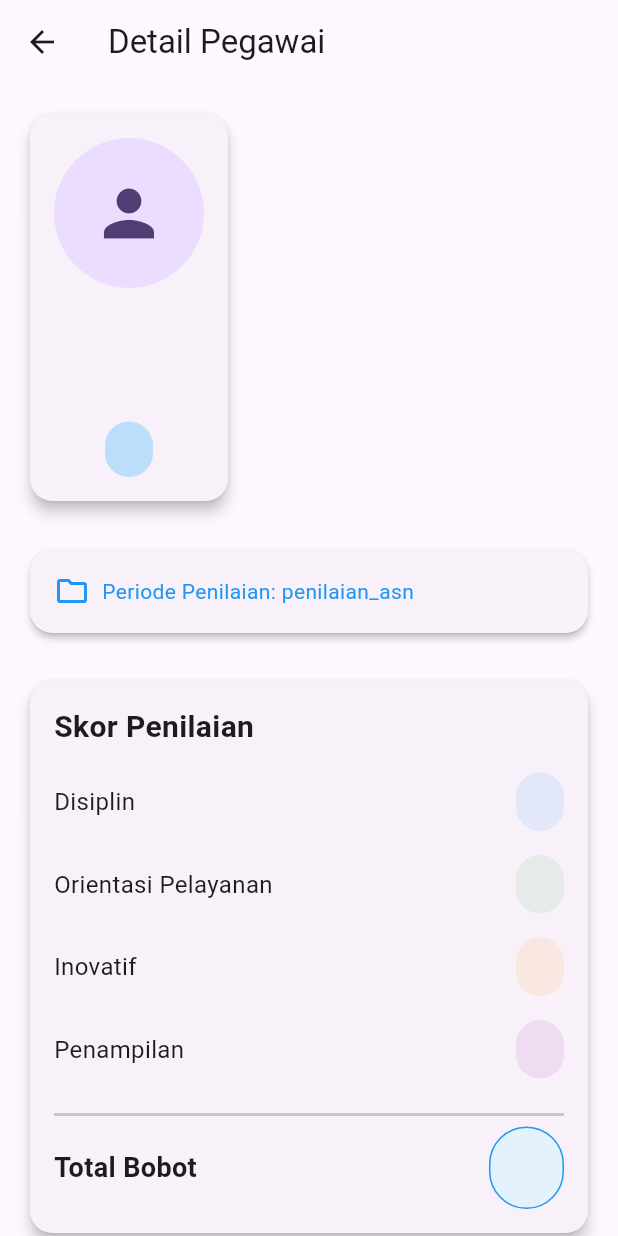
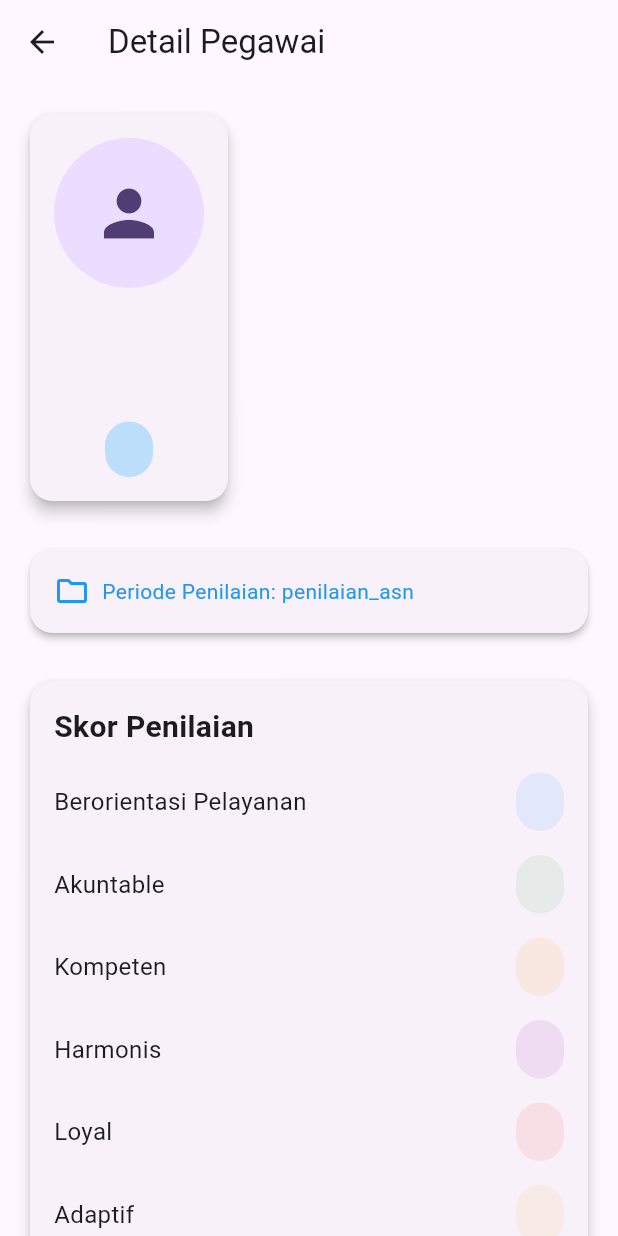
Before and after one commit to louis-sxcv45/BOPEN-Application, a Flutter app: the AsnDetailPage screen opened directly with empty values, on a phone screen of 412 x 824 dp. Run offline on Flutter 3.47's test engine with Material 3 defaults, Android fonts, the phone set to English and light mode, and no system bars; our stand-ins replace cloud_firestore, connectivity_plus, dropdown_textfield, firebase_core, google_fonts; accounts and stored records are empty.

Commit message:
change bobot nilai

```diff
--- a/lib/src/common_widgets/voting_text_filed.dart
+++ b/lib/src/common_widgets/voting_text_filed.dart
@@ -20,7 +20,7 @@ class VotingTextField extends StatelessWidget {
           textAlign: TextAlign.start,
           style: TextStyle(
             fontFamily: FontFamilyManager.latoFont,
-            fontSize: FontSizeManager.f24,
+            fontSize: FontSizeManager.f16,
             fontWeight: FontWeight.bold
           ),
         ),
@@ -45,7 +45,7 @@ class VotingTextField extends StatelessWidget {
             )
           ),
           style: TextStyle(
-            fontSize: FontSizeManager.f16,
+            fontSize: FontSizeManager.f12,
           ),
         ),
 
--- a/lib/src/features/detail_page/asn_detail_page.dart
+++ b/lib/src/features/detail_page/asn_detail_page.dart
@@ -164,24 +164,39 @@ class _AsnDetailPageState extends State<AsnDetailPage> {
                           ),
                           const SizedBox(height: 16),
                           _buildScoreItem(
-                            'Disiplin',
-                            data['disiplin']?.toString() ?? '0',
+                            'Berorientasi Pelayanan',
+                            data['berorientasi_pelayanan']?.toString() ?? '0',
                             Colors.blue,
                           ),
                           _buildScoreItem(
-                            'Orientasi Pelayanan',
-                            data['orientasi_pelayanan']?.toString() ?? '0',
+                            'Akuntable',
+                            data['akuntable']?.toString() ?? '0',
                             Colors.green,
                           ),
                           _buildScoreItem(
-                            'Inovatif',
-                            data['inovatif']?.toString() ?? '0',
+                            'Kompeten',
+                            data['kompeten']?.toString() ?? '0',
                             Colors.orange,
                           ),
                           _buildScoreItem(
-                            'Penampilan',
-                            data['penampilan']?.toString() ?? '0',
+                            'Harmonis',
+                            data['harmonis']?.toString() ?? '0',
                             Colors.purple,
+                          ),
+                          _buildScoreItem(
+                            'Loyal',
+                            data['loyal']?.toString() ?? '0',
+                            Colors.red,
+                          ),
+                          _buildScoreItem(
+                            'Adaptif',
+                            data['adaptif']?.toString() ?? '0',
+                            Colors.yellow.shade800,
+                          ),
+                          _buildScoreItem(
+                            'Kolaboratif',
+                            data['kolaboratif']?.toString() ?? '0',
+                            Colors.brown,
                           ),
                           const Divider(thickness: 2),
                           _buildTotalScore(
--- a/lib/src/features/voting_page/voting_asn/voting_asn.dart
+++ b/lib/src/features/voting_page/voting_asn/voting_asn.dart
@@ -16,10 +16,13 @@ class VotingDataASN extends StatefulWidget {
 class _VotingDataASNState extends State<VotingDataASN> {
   final SingleValueDropDownController namaKaryawanController =
       SingleValueDropDownController();
-  final TextEditingController disiplinFieldController = TextEditingController();
-  final TextEditingController orientasiFieldController = TextEditingController();
-  final TextEditingController inovatifFieldController = TextEditingController();
-  final TextEditingController penampilanFieldController = TextEditingController();
+  final TextEditingController oritentasiPelayananFieldController = TextEditingController();
+  final TextEditingController akuntableFieldController = TextEditingController();
+  final TextEditingController kompetenFieldController = TextEditingController();
+  final TextEditingController harmonisFieldController = TextEditingController();
+  final TextEditingController loyalFieldController = TextEditingController();
+  final TextEditingController adaptifFieldController = TextEditingController();
+  final TextEditingController kolaboratifFieldController = TextEditingController();
 
   final AsnCollectionManager _collectionManager = AsnCollectionManager();
 
@@ -40,20 +43,26 @@ class _VotingDataASNState extends State<VotingDataASN> {
     _loadPegawaiData();
 
     // Add listeners for bobot calculation
-    disiplinFieldController.addListener(_hitungTotalBobot);
-    orientasiFieldController.addListener(_hitungTotalBobot);
-    inovatifFieldController.addListener(_hitungTotalBobot);
-    penampilanFieldController.addListener(_hitungTotalBobot);
+    oritentasiPelayananFieldController.addListener(_hitungTotalBobot);
+    akuntableFieldController.addListener(_hitungTotalBobot);
+    kompetenFieldController.addListener(_hitungTotalBobot);
+    harmonisFieldController.addListener(_hitungTotalBobot);
+    loyalFieldController.addListener(_hitungTotalBobot);
+    adaptifFieldController.addListener(_hitungTotalBobot);
+    kolaboratifFieldController.addListener(_hitungTotalBobot);
   }
 
   void _hitungTotalBobot() {
     setState(() {
-      int disiplin = int.tryParse(disiplinFieldController.text) ?? 0;
-      int orientasi = int.tryParse(orientasiFieldController.text) ?? 0;
-      int inovatif = int.tryParse(inovatifFieldController.text) ?? 0;
-      int penampilan = int.tryParse(penampilanFieldController.text) ?? 0;
+      int berorientasi_pelayanan = int.tryParse(oritentasiPelayananFieldController.text) ?? 0;
+      int akuntable = int.tryParse(akuntableFieldController.text) ?? 0;
+      int kompeten = int.tryParse(kompetenFieldController.text) ?? 0;
+      int harmonis = int.tryParse(harmonisFieldController.text) ?? 0;
+      int loyal = int.tryParse(loyalFieldController.text) ?? 0;
+      int adaptif = int.tryParse(adaptifFieldController.text) ?? 0;
+      int kolaboratif = int.tryParse(kolaboratifFieldController.text) ?? 0;
 
-      totalBobot = (disiplin + orientasi + inovatif + penampilan) ~/ 4;
+      totalBobot = (berorientasi_pelayanan + akuntable + kompeten + harmonis + loyal + adaptif + kolaboratif) ~/ 7;
     });
   }
 
@@ -112,10 +121,13 @@ class _VotingDataASNState extends State<VotingDataASN> {
       if (existingDocs.docs.isNotEmpty) {
         // Update existing document
         await collectionRef.doc(existingDocs.docs.first.id).update({
-          'disiplin': int.tryParse(disiplinFieldController.text) ?? 0,
-          'orientasi_pelayanan': int.tryParse(orientasiFieldController.text) ?? 0,
-          'inovatif': int.tryParse(inovatifFieldController.text) ?? 0,
-          'penampilan': int.tryParse(penampilanFieldController.text) ?? 0,
+          'berorientasi_pelayanan': int.tryParse(oritentasiPelayananFieldController.text) ?? 0,
+          'akuntable': int.tryParse(akuntableFieldController.text) ?? 0,
+          'kompeten': int.tryParse(kompetenFieldController.text) ?? 0,
+          'harmonis': int.tryParse(harmonisFieldController.text) ?? 0,
+          'loyal': int.tryParse(loyalFieldController.text) ?? 0,
+          'adaptif': int.tryParse(adaptifFieldController.text) ?? 0,
+          'kolaboratif': int.tryParse(kolaboratifFieldController.text) ?? 0,
           'bobot': totalBobot,
           'timestamp': FieldValue.serverTimestamp(),
         });
@@ -125,10 +137,13 @@ class _VotingDataASNState extends State<VotingDataASN> {
           'nama': nama,
           'nip': nip,
           'jabatan': jabatan,
-          'disiplin': int.tryParse(disiplinFieldController.text) ?? 0,
-          'orientasi_pelayanan': int.tryParse(orientasiFieldController.text) ?? 0,
-          'inovatif': int.tryParse(inovatifFieldController.text) ?? 0,
-          'penampilan': int.tryParse(penampilanFieldController.text) ?? 0,
+          'berorientasi_pelayanan': int.tryParse(oritentasiPelayananFieldController.text) ?? 0,
+          'akuntable': int.tryParse(akuntableFieldController.text) ?? 0,
+          'kompeten': int.tryParse(kompetenFieldController.text) ?? 0,
+          'harmonis': int.tryParse(harmonisFieldController.text) ?? 0,
+          'loyal': int.tryParse(loyalFieldController.text) ?? 0,
+          'adaptif': int.tryParse(adaptifFieldController.text) ?? 0,
+          'kolaboratif': int.tryParse(adaptifFieldController.text) ?? 0,
           'bobot': totalBobot,
           'timestamp': FieldValue.serverTimestamp(),
         });
@@ -173,10 +188,13 @@ class _VotingDataASNState extends State<VotingDataASN> {
       nip = '';
       jabatan = '';
       totalBobot = 0;
-      disiplinFieldController.clear();
-      orientasiFieldController.clear();
-      inovatifFieldController.clear();
-      penampilanFieldController.clear();
+      oritentasiPelayananFieldController.clear();
+      akuntableFieldController.clear();
+      kompetenFieldController.clear();
+      harmonisFieldController.clear();
+      loyalFieldController.clear();
+      adaptifFieldController.clear();
+      kolaboratifFieldController.clear();
       namaKaryawanController.clearDropDown();
     });
   }
@@ -184,10 +202,13 @@ class _VotingDataASNState extends State<VotingDataASN> {
   @override
   void dispose() {
     namaKaryawanController.dispose();
-    disiplinFieldController.dispose();
-    orientasiFieldController.dispose();
-    inovatifFieldController.dispose();
-    penampilanFieldController.dispose();
+    oritentasiPelayananFieldController.dispose();
+    akuntableFieldController.dispose();
+    kompetenFieldController.dispose();
+    harmonisFieldController.dispose();
+    loyalFieldController.dispose();
+    adaptifFieldController.dispose();
+    kolaboratifFieldController.dispose();
     super.dispose();
   }
 
@@ -212,6 +233,15 @@ class _VotingDataASNState extends State<VotingDataASN> {
                             controller: namaKaryawanController,
                             clearOption: true,
                             enableSearch: true,
+                            clearIconProperty: IconProperty(
+                              color: Colors.black
+                            ),
+                            searchTextStyle: TextStyle(
+                              color: Colors.black
+                            ),
+                            listTextStyle: TextStyle(
+                              color: Colors.black
+                            ),
                             textFieldDecoration: InputDecoration(
                               labelText: 'Pilih Karyawan',
                               border: OutlineInputBorder(
@@ -272,24 +302,39 @@ class _VotingDataASNState extends State<VotingDataASN> {
                           ),
                           const SizedBox(height: 24),
                           VotingTextField(
-                            title: 'Disiplin',
-                            votingFieldController: disiplinFieldController,
-                            hintText: 'Bobot Disiplin',
+                            title: 'Berorientasi Pelayanan (Komitmen Memberikan Pelayanan Prima Demi Kepuasan Masyarakat)',
+                            votingFieldController: oritentasiPelayananFieldController,
+                            hintText: 'Bobot Berorientasi Pelayanan',
                           ),
                           VotingTextField(
-                            title: 'Orientasi Pelayanan',
-                            votingFieldController: orientasiFieldController,
-                            hintText: 'Bobot Orientasi Pelayanan',
+                            title: 'Akuntable (Tanggung Jawab Atas Kepercayaan Yang Diberikan)',
+                            votingFieldController: akuntableFieldController,
+                            hintText: 'Bobot Akuntable',
                           ),
                           VotingTextField(
-                            title: 'Inovatif',
-                            votingFieldController: inovatifFieldController,
-                            hintText: 'Bobot Inovatif',
+                            title: 'Kompeten (Terus Belajar dan Mengembangkan Kapabilitas)',
+                            votingFieldController: kompetenFieldController,
+                            hintText: 'Bobot Kompeten',
                           ),
                           VotingTextField(
-                            title: 'Penampilan, Kecakapan, Kerjasama, dan Tanggung Jawab',
-                            votingFieldController: penampilanFieldController,
-                            hintText: 'Bobot Penampilan, Kecakapan, Kerjasama, dan Tanggung Jawab',
+                            title: 'Harmonis (Saling Perduli dan Menghargai Perbedaan)',
+                            votingFieldController: harmonisFieldController,
+                            hintText: 'Bobot Harmonis',
+                          ),
+                          VotingTextField(
+                            title: 'Loyal (Dedikasi dan Mengutamakan Kepentingan Bangsa dan Negara)',
+                            votingFieldController: loyalFieldController,
+                            hintText: 'Bobot Loyal',
+                          ),
+                          VotingTextField(
+                            title: 'Adaptif (Inovasi dan Antusias dalam Menggerakkan Serta Menghadapi Perubahan)',
+                            votingFieldController: adaptifFieldController,
+                            hintText: 'Bobot Adaptif',
+                          ),
+                          VotingTextField(
+                            title: 'Kolaboratif (Membangun Kerjasama Yang Sinergis)',
+                            votingFieldController: kolaboratifFieldController,
+                            hintText: 'Bobot Kolaboratif',
                           ),
                           const SizedBox(height: 16),
                           Container(
--- a/pubspec.yaml
+++ b/pubspec.yaml
@@ -65,9 +65,8 @@ flutter:
   uses-material-design: true
 
   # To add assets to your application, add an assets section, like this:
-  # assets:
-  #   - images/a_dot_burr.jpeg
-  #   - images/a_dot_ham.jpeg
+  assets:
+    - images/
 
   # An image asset can refer to one or more resolution-specific "variants", see
   # https://flutter.dev/to/resolution-aware-images
```
Also changed, not shown: lib/src/features/splash_screen.dart (+14 -0 lines), images/splash_screen.png (added).
